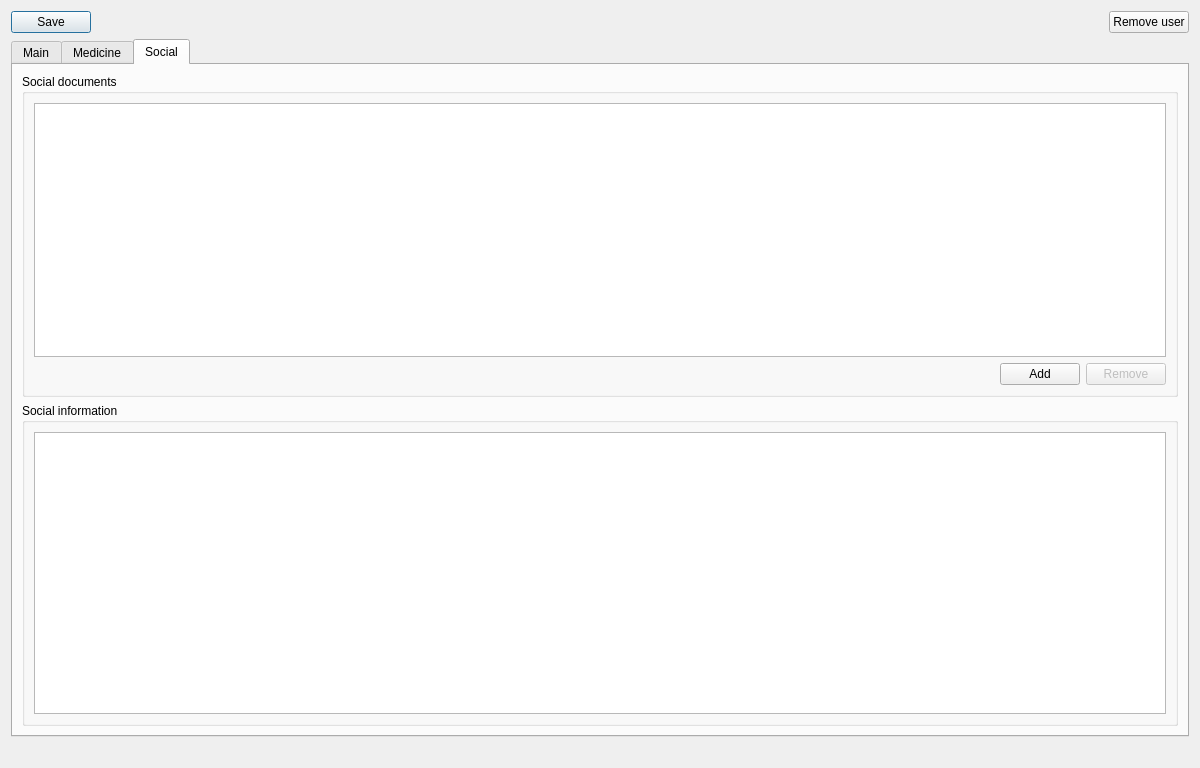
Above: userdialog.ui from Savelyev-Aleksey/citizen before the change. Below: the same form after it.
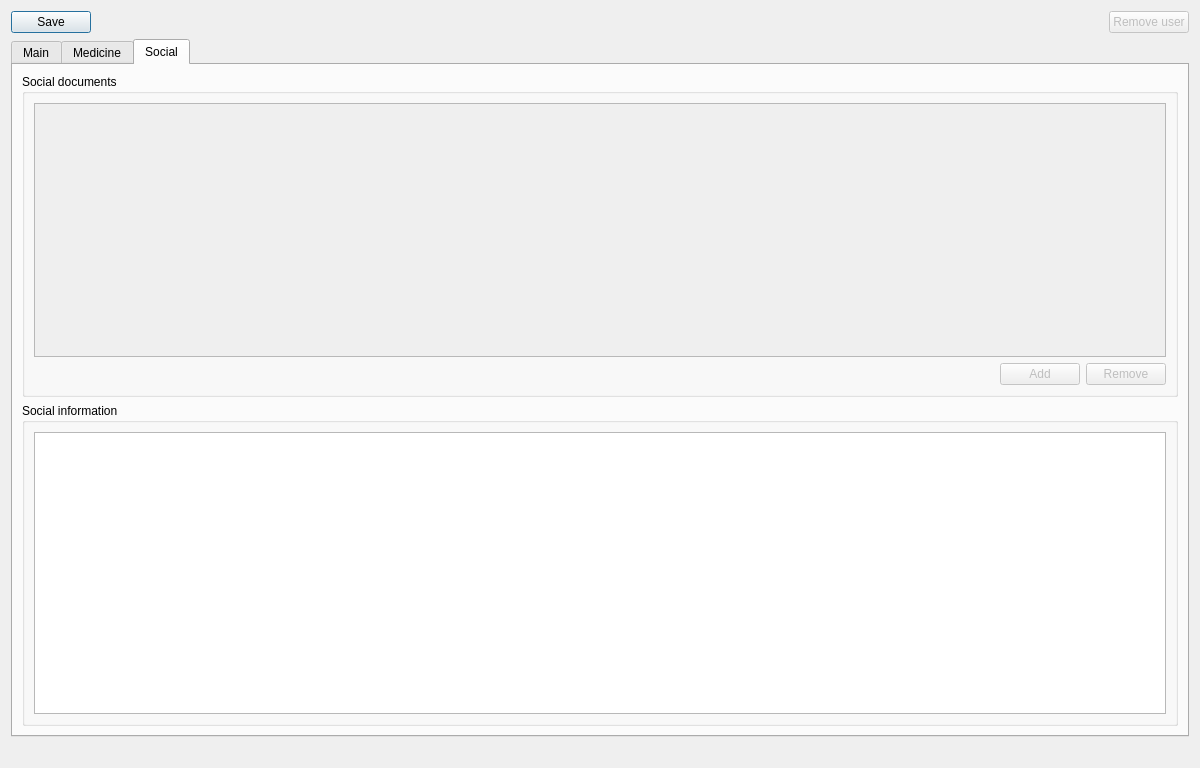
That is the form after the change. The open tabs and pages were chosen to show the change.

Commit message: Fix project build issue

```diff
--- a/userdialog.ui
+++ b/userdialog.ui
@@ -53,6 +53,9 @@
      </item>
      <item>
       <widget class="QPushButton" name="removeButton">
+       <property name="enabled">
+        <bool>false</bool>
+       </property>
        <property name="text">
         <string>Remove user</string>
        </property>
@@ -774,7 +777,11 @@
          </property>
          <layout class="QVBoxLayout" name="verticalLayout_4">
           <item>
-           <widget class="QTableView" name="socDocumentsList"/>
+           <widget class="QTableView" name="socDocumentsList">
+            <property name="enabled">
+             <bool>false</bool>
+            </property>
+           </widget>
           </item>
           <item>
            <layout class="QHBoxLayout" name="horizontalLayout_3">
@@ -793,6 +800,9 @@
             </item>
             <item>
              <widget class="QPushButton" name="socAdd">
+              <property name="enabled">
+               <bool>false</bool>
+              </property>
               <property name="text">
                <string>Add</string>
               </property>
```
The commit also changes 1 other file.
